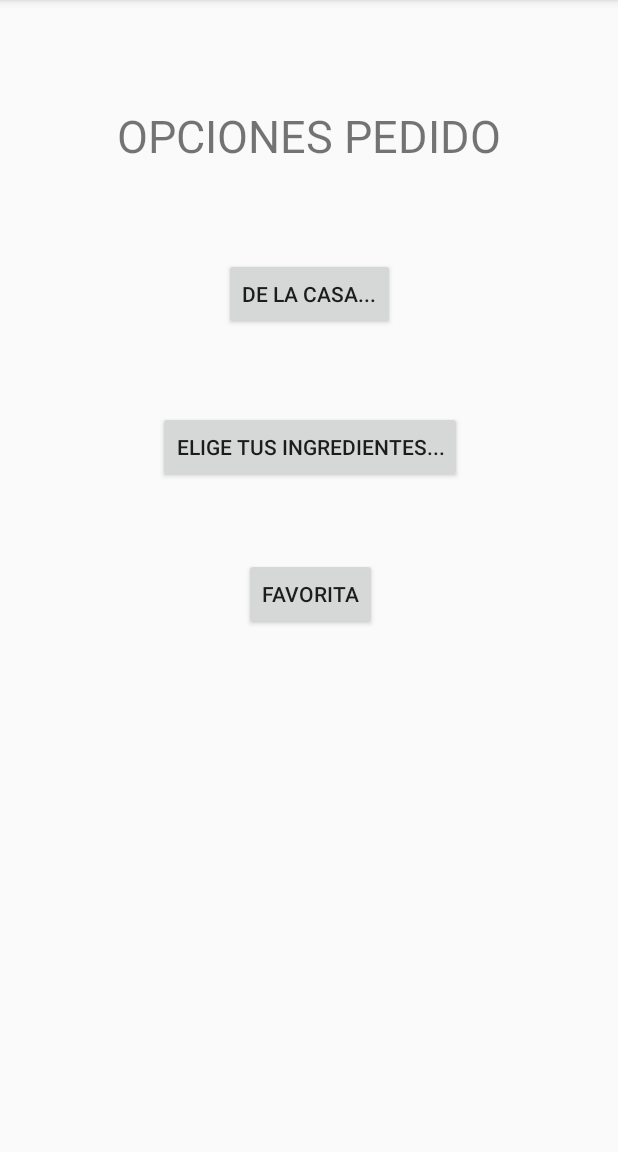
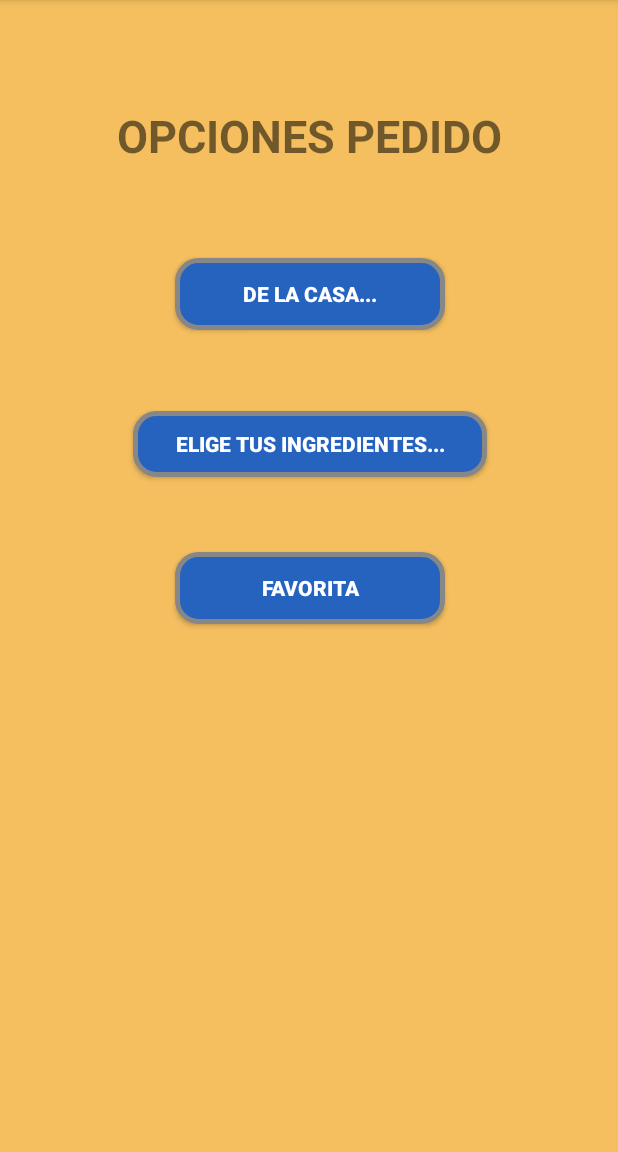
Before and after one commit to rpf1980/ANDROID_pcCompartido, an Android app: the GUI_OPCIONES_PEDIDO screen opened directly, with no data from a screen before it, on a phone screen of 412 x 824 dp, the part 84-1236 px from its top. Run offline under Robolectric (Android 15) with nearby library versions, the phone set to English and light mode, and no system bars.

Commit message:
feat(msi): add styles views

```diff
--- /dev/null
+++ b/Pizzeria_V04/app/src/main/res/drawable/style_btn_bottom.xml
@@ -0,0 +1,28 @@
+<?xml version="1.0" encoding="utf-8"?>
+<shape xmlns:android="http://schemas.android.com/apk/res/android" android:shape="rectangle" >
+    <corners
+        android:radius="14dp"
+        />
+    <gradient
+        android:angle="90"
+        android:centerX="71%"
+        android:centerColor="#2663BF"
+        android:startColor="#2663BF"
+        android:endColor="#2663BF"
+        android:type="linear"
+        />
+    <padding
+        android:left="0dp"
+        android:top="0dp"
+        android:right="0dp"
+        android:bottom="0dp"
+        />
+    <size
+        android:width="180dp"
+        android:height="40dp"
+        />
+    <stroke
+        android:width="3dp"
+        android:color="#878787"
+        />
+</shape>
--- a/Pizzeria_V04/app/src/main/res/layout/activity_gui__opciones__pedido.xml
+++ b/Pizzeria_V04/app/src/main/res/layout/activity_gui__opciones__pedido.xml
@@ -4,6 +4,7 @@
     xmlns:tools="http://schemas.android.com/tools"
     android:layout_width="match_parent"
     android:layout_height="match_parent"
+    android:background="#E1F5B84B"
     tools:context=".GUI_OPCIONES_PEDIDO">
 
     <TextView
@@ -13,16 +14,20 @@
         android:layout_marginTop="70dp"
         android:text="@string/strTvOpcionesPedido"
         android:textSize="30sp"
+        android:textStyle="bold"
         app:layout_constraintEnd_toEndOf="parent"
         app:layout_constraintStart_toStartOf="parent"
         app:layout_constraintTop_toTopOf="parent" />
 
     <Button
         android:id="@+id/idBtnEligeIngredientes"
-        android:layout_width="wrap_content"
-        android:layout_height="wrap_content"
+        android:layout_width="236dp"
+        android:layout_height="44dp"
         android:layout_marginTop="54dp"
+        android:background="@drawable/style_btn_bottom"
         android:text="@string/strBtnEligeIngredientes"
+        android:textColor="@color/cardview_light_background"
+        android:textStyle="bold"
         app:layout_constraintEnd_toEndOf="@+id/idBtnOpPediCasa"
         app:layout_constraintStart_toStartOf="@+id/idBtnOpPediCasa"
         app:layout_constraintTop_toBottomOf="@+id/idBtnOpPediCasa" />
@@ -32,7 +37,10 @@
         android:layout_width="wrap_content"
         android:layout_height="wrap_content"
         android:layout_marginTop="50dp"
+        android:background="@drawable/style_btn_bottom"
         android:text="@string/strBtnFavorita"
+        android:textColor="@color/cardview_light_background"
+        android:textStyle="bold"
         app:layout_constraintEnd_toEndOf="@+id/idBtnEligeIngredientes"
         app:layout_constraintStart_toStartOf="@+id/idBtnEligeIngredientes"
         app:layout_constraintTop_toBottomOf="@+id/idBtnEligeIngredientes" />
@@ -42,7 +50,10 @@
         android:layout_width="wrap_content"
         android:layout_height="wrap_content"
         android:layout_marginTop="61dp"
+        android:background="@drawable/style_btn_bottom"
         android:text="@string/strBtnDeLaCasa"
+        android:textColor="@color/cardview_light_background"
+        android:textStyle="bold"
         app:layout_constraintEnd_toEndOf="@+id/textView5"
         app:layout_constraintStart_toStartOf="@+id/textView5"
         app:layout_constraintTop_toBottomOf="@+id/textView5" />
--- a/Pizzeria_V04/app/src/main/res/layout/activity_splash_screen.xml
+++ b/Pizzeria_V04/app/src/main/res/layout/activity_splash_screen.xml
@@ -4,7 +4,7 @@
     xmlns:tools="http://schemas.android.com/tools"
     android:layout_width="match_parent"
     android:layout_height="match_parent"
-    android:background="@android:color/holo_orange_light"
+    android:background="@drawable/pizzero"
     tools:context=".SplashScreen">
 
 </androidx.constraintlayout.widget.ConstraintLayout>
--- a/Pizzeria_V04/app/src/main/res/values/colors.xml
+++ b/Pizzeria_V04/app/src/main/res/values/colors.xml
@@ -2,5 +2,5 @@
 <resources>
     <color name="colorPrimary">#008577</color>
     <color name="colorPrimaryDark">#00574B</color>
-    <color name="colorAccent">#D81B60</color>
+    <color name="colorAccent">#F52641</color>
 </resources>
```
Also changed, not shown: Pizzeria_V04/app/src/main/res/layout/activity_gui__panel__opciones.xml (+11 -0 lines), Pizzeria_V04/app/src/main/res/layout/activity_main.xml (+10 -1 lines), Pizzeria_V04/app/src/main/res/drawable/backinicio.png (added), Pizzeria_V04/app/src/main/res/drawable/pizza.png (added), Pizzeria_V04/app/src/main/res/drawable/pizzero.jpg (added), Pizzeria_V04/app/src/main/res/drawable/repartidora.png (added).
